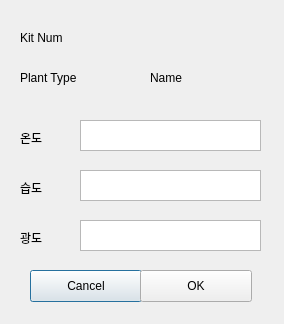
Qt form GUI/adminPlantDetail.ui (addinedu-ros-8th/iot-repo-6) before a commit.
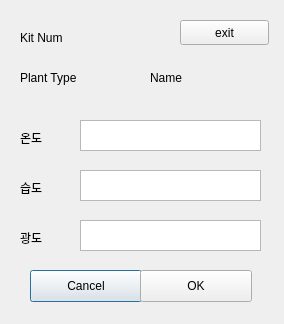
The same form after that commit.

```diff
--- a/GUI/adminPlantDetail.ui
+++ b/GUI/adminPlantDetail.ui
@@ -147,6 +147,19 @@
     </rect>
    </property>
   </widget>
+  <widget class="QPushButton" name="exitButton">
+   <property name="geometry">
+    <rect>
+     <x>180</x>
+     <y>20</y>
+     <width>89</width>
+     <height>25</height>
+    </rect>
+   </property>
+   <property name="text">
+    <string>exit</string>
+   </property>
+  </widget>
  </widget>
  <resources/>
  <connections/>
```
